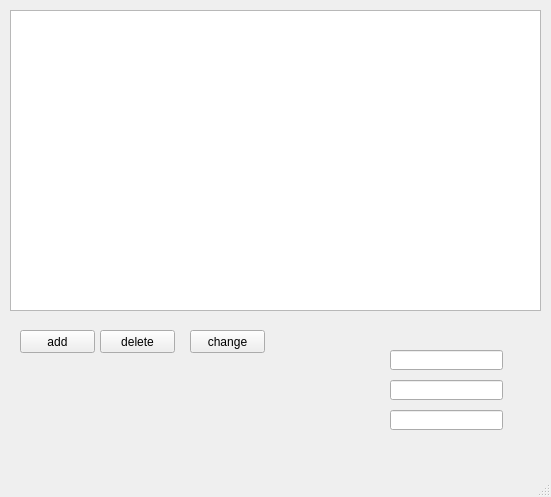
mahongquan/parts, file qt5_client/contacts.ui: the form before one commit.
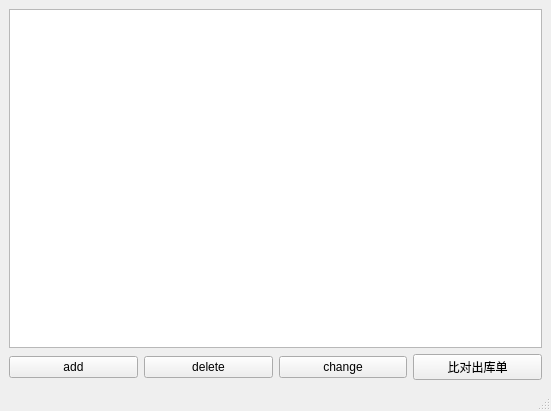
The form after the commit.

```diff
--- a/qt5_client/contacts.ui
+++ b/qt5_client/contacts.ui
@@ -7,92 +7,50 @@
     <x>0</x>
     <y>0</y>
     <width>551</width>
-    <height>497</height>
+    <height>411</height>
    </rect>
   </property>
   <property name="windowTitle">
    <string>备件管理</string>
   </property>
   <widget class="QWidget" name="centralwidget">
-   <widget class="QPushButton" name="pushButton">
-    <property name="geometry">
-     <rect>
-      <x>190</x>
-      <y>330</y>
-      <width>75</width>
-      <height>23</height>
-     </rect>
-    </property>
-    <property name="text">
-     <string>change</string>
-    </property>
-   </widget>
-   <widget class="QLineEdit" name="lineEdit">
-    <property name="geometry">
-     <rect>
-      <x>390</x>
-      <y>350</y>
-      <width>113</width>
-      <height>20</height>
-     </rect>
-    </property>
-   </widget>
-   <widget class="QLineEdit" name="lineEdit_2">
-    <property name="geometry">
-     <rect>
-      <x>390</x>
-      <y>380</y>
-      <width>113</width>
-      <height>20</height>
-     </rect>
-    </property>
-   </widget>
-   <widget class="QLineEdit" name="lineEdit_3">
-    <property name="geometry">
-     <rect>
-      <x>390</x>
-      <y>410</y>
-      <width>113</width>
-      <height>20</height>
-     </rect>
-    </property>
-   </widget>
-   <widget class="QTableWidget" name="tableWidget">
-    <property name="geometry">
-     <rect>
-      <x>10</x>
-      <y>10</y>
-      <width>531</width>
-      <height>301</height>
-     </rect>
-    </property>
-   </widget>
-   <widget class="QPushButton" name="pushButton_2">
-    <property name="geometry">
-     <rect>
-      <x>20</x>
-      <y>330</y>
-      <width>75</width>
-      <height>23</height>
-     </rect>
-    </property>
-    <property name="text">
-     <string>add</string>
-    </property>
-   </widget>
-   <widget class="QPushButton" name="pushButton_3">
-    <property name="geometry">
-     <rect>
-      <x>100</x>
-      <y>330</y>
-      <width>75</width>
-      <height>23</height>
-     </rect>
-    </property>
-    <property name="text">
-     <string>delete</string>
-    </property>
-   </widget>
+   <layout class="QVBoxLayout" name="verticalLayout">
+    <item>
+     <widget class="QTableWidget" name="tableWidget"/>
+    </item>
+    <item>
+     <layout class="QHBoxLayout" name="horizontalLayout">
+      <item>
+       <widget class="QPushButton" name="pushButton_2">
+        <property name="text">
+         <string>add</string>
+        </property>
+       </widget>
+      </item>
+      <item>
+       <widget class="QPushButton" name="pushButton_3">
+        <property name="text">
+         <string>delete</string>
+        </property>
+       </widget>
+      </item>
+      <item>
+       <widget class="QPushButton" name="pushButton">
+        <property name="text">
+         <string>change</string>
+        </property>
+       </widget>
+      </item>
+      <item>
+       <widget class="QPushButton" name="pushButton_4">
+        <property name="text">
+         <string>比对出库单</string>
+        </property>
+       </widget>
+      </item>
+     </layout>
+    </item>
+   </layout>
   </widget>
   <widget class="QMenuBar" name="menubar">
    <property name="geometry">
```
Left out of the diff: 25 changed lines with no effect on the pictures.
